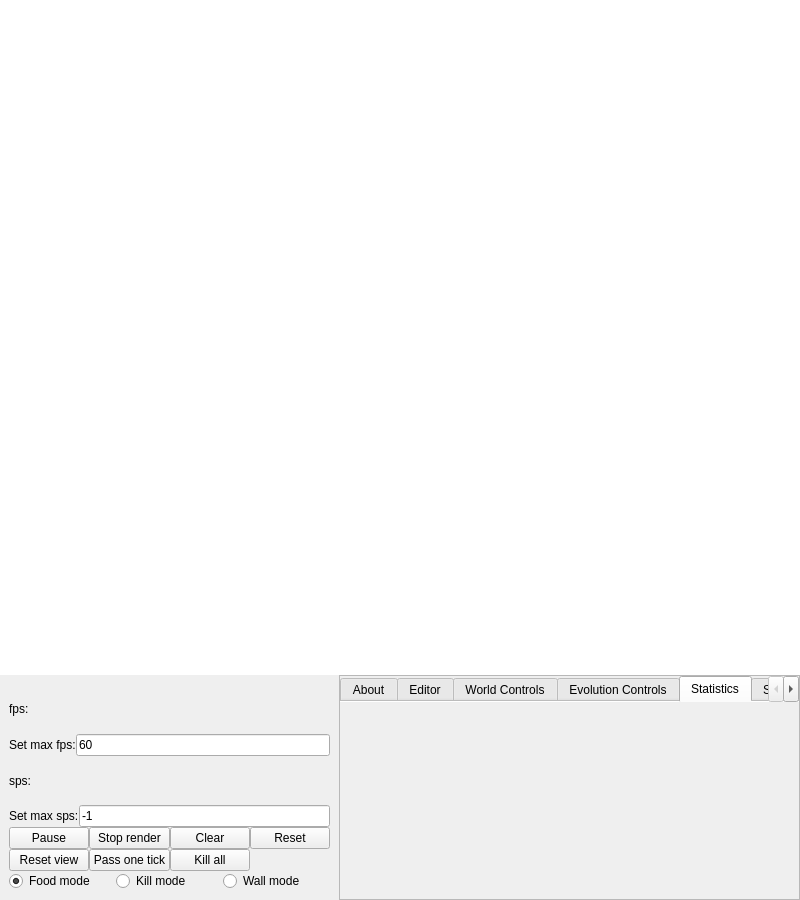
The window that LifeEngineCpp/mainwindow.ui (SuperSpaceEye/LifeEngineExtended) describes before a commit, drawn with Qt 5.
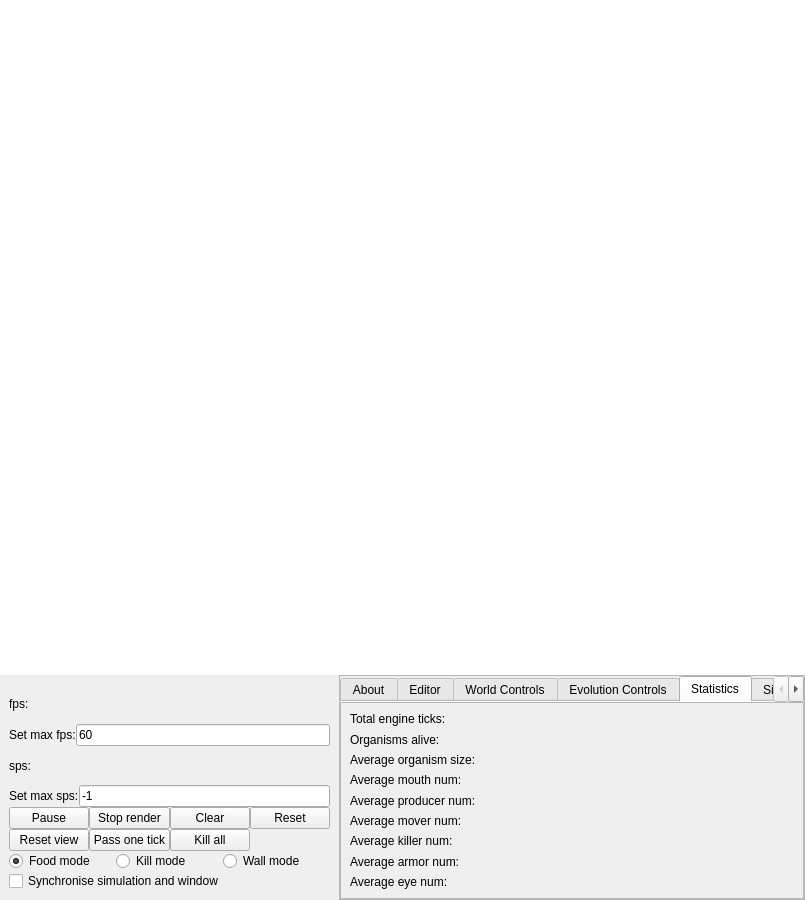
The same window after the commit. The open tabs and pages were chosen to show the change.

What changed in the file:
```diff
--- a/LifeEngineCpp/mainwindow.ui
+++ b/LifeEngineCpp/mainwindow.ui
@@ -6,7 +6,7 @@
    <rect>
     <x>0</x>
     <y>0</y>
-    <width>800</width>
+    <width>805</width>
     <height>900</height>
    </rect>
   </property>
@@ -95,7 +95,7 @@
      <property name="frameShape">
       <enum>QFrame::NoFrame</enum>
      </property>
-     <layout class="QHBoxLayout" name="horizontalLayout" stretch="1,3">
+     <layout class="QHBoxLayout" name="horizontalLayout" stretch="1,2">
       <property name="spacing">
        <number>0</number>
       </property>
@@ -293,6 +293,16 @@
            </item>
           </layout>
          </item>
+         <item>
+          <widget class="QCheckBox" name="cb_synchronise_sim_and_win">
+           <property name="text">
+            <string>Synchronise simulation and window</string>
+           </property>
+           <property name="checked">
+            <bool>false</bool>
+           </property>
+          </widget>
+         </item>
         </layout>
        </widget>
       </item>
@@ -1131,6 +1141,105 @@
             <attribute name="title">
              <string>Statistics</string>
             </attribute>
+            <layout class="QVBoxLayout" name="verticalLayout_3">
+             <property name="spacing">
+              <number>0</number>
+             </property>
+             <property name="leftMargin">
+              <number>0</number>
+             </property>
+             <property name="topMargin">
+              <number>0</number>
+             </property>
+             <property name="rightMargin">
+              <number>0</number>
+             </property>
+             <property name="bottomMargin">
+              <number>0</number>
+             </property>
+             <item>
+              <widget class="QScrollArea" name="scrollArea_4">
+               <property name="widgetResizable">
+                <bool>true</bool>
+               </property>
+               <widget class="QWidget" name="scrollAreaWidgetContents_4">
+                <property name="geometry">
+                 <rect>
+                  <x>0</x>
+                  <y>0</y>
+                  <width>411</width>
+                  <height>219</height>
+                 </rect>
+                </property>
+                <layout class="QVBoxLayout" name="verticalLayout_24">
+                 <item>
+                  <widget class="QLabel" name="lb_total_engine_ticks">
+                   <property name="text">
+                    <string>Total engine ticks: </string>
+                   </property>
+                  </widget>
+                 </item>
+                 <item>
+                  <widget class="QLabel" name="lb_organisms_alive">
+                   <property name="text">
+                    <string>Organisms alive:</string>
+                   </property>
+                  </widget>
+                 </item>
+                 <item>
+                  <widget class="QLabel" name="lb_organism_size">
+                   <property name="text">
+                    <string>Average organism size:</string>
+                   </property>
+                  </widget>
+                 </item>
+                 <item>
+                  <widget class="QLabel" name="lb_mouth_num">
+                   <property name="text">
+                    <string>Average mouth num: </string>
+                   </property>
+                  </widget>
+                 </item>
+                 <item>
+                  <widget class="QLabel" name="lb_producer_num">
+                   <property name="text">
+                    <string>Average producer num: </string>
+                   </property>
+                  </widget>
+                 </item>
+                 <item>
+                  <widget class="QLabel" name="lb_mover_num">
+                   <property name="text">
+                    <string>Average mover num:</string>
+                   </property>
+                  </widget>
+                 </item>
+                 <item>
+                  <widget class="QLabel" name="lb_killer_num">
+                   <property name="text">
+                    <string>Average killer num:</string>
+                   </property>
+                  </widget>
+                 </item>
+                 <item>
+                  <widget class="QLabel" name="lb_armor_num">
+                   <property name="text">
+                    <string>Average armor num: </string>
+                   </property>
+                  </widget>
+                 </item>
+                 <item>
+                  <widget class="QLabel" name="lb_eye_num">
+                   <property name="text">
+                    <string>Average eye num: </string>
+                   </property>
+                  </widget>
+                 </item>
+                </layout>
+               </widget>
+              </widget>
+             </item>
+            </layout>
            </widget>
            <widget class="QWidget" name="simulation_settings_tab">
             <attribute name="title">
@@ -1281,14 +1390,22 @@
                      </layout>
                     </item>
                     <item>
-                     <widget class="QCheckBox" name="cb_synchronise_sim_and_win">
-                      <property name="text">
-                       <string>Synchronise simulation and window</string>
-                      </property>
-                      <property name="checked">
-                       <bool>false</bool>
-                      </property>
-                     </widget>
+                     <layout class="QHBoxLayout" name="horizontalLayout_2">
+                      <item>
+                       <widget class="QLabel" name="label_19">
+                        <property name="text">
+                         <string>Float number precision: </string>
+                        </property>
+                       </widget>
+                      </item>
+                      <item>
+                       <widget class="QLineEdit" name="le_float_number_precision">
+                        <property name="text">
+                         <string>2</string>
+                        </property>
+                       </widget>
+                      </item>
+                     </layout>
                     </item>
                    </layout>
                   </widget>
```
Left out of the diff: 184 changed lines with no effect on the pictures.
